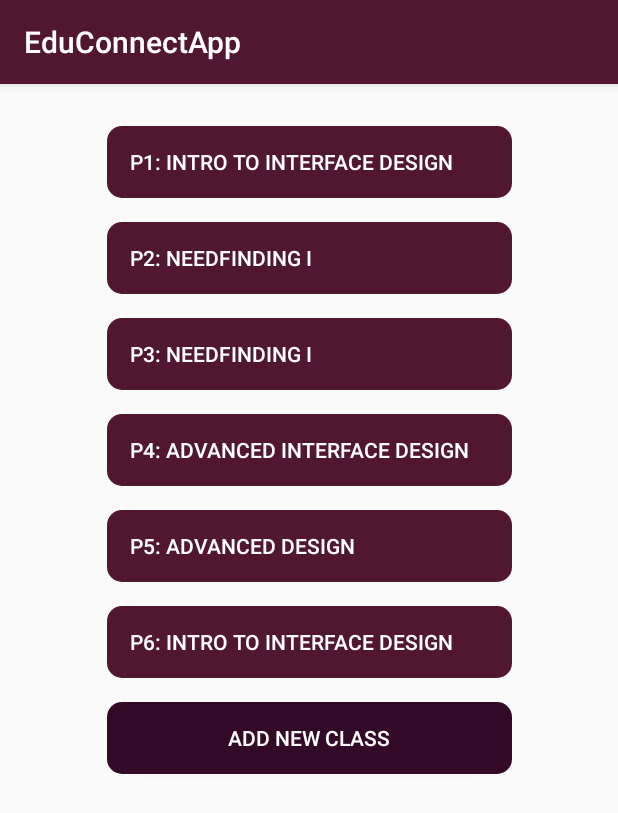
After one commit to educonnect-194h/EduConnect, an Android app: the ClassListActivity screen opened directly, with no data from a screen before it, on a phone screen of 412 x 824 dp. The commit adds this screen. Shown: the top 813 px of the screen. Run offline under Robolectric (Android 15) with nearby library versions, the phone set to English and light mode, and no system bars.

Commit message:
added class list activity (for teachers)

```diff
--- a/EduConnectApp/app/build.gradle
+++ b/EduConnectApp/app/build.gradle
@@ -9,7 +9,7 @@ android {
         versionCode 1
         versionName "1.0"
         testInstrumentationRunner "android.support.test.runner.AndroidJUnitRunner"
-        vectorDrawables.useSupportLibrary= true
+        vectorDrawables.useSupportLibrary = true
     }
     buildTypes {
         release {
--- a/EduConnectApp/app/src/main/AndroidManifest.xml
+++ b/EduConnectApp/app/src/main/AndroidManifest.xml
@@ -18,6 +18,7 @@
                 <category android:name="android.intent.category.LAUNCHER" />
             </intent-filter>
         </activity>
+        <activity android:name=".ClassListActivity"></activity>
     </application>
 
 </manifest>
--- /dev/null
+++ b/EduConnectApp/app/src/main/java/edu/stanford/cs147/educonnectapp/ClassListActivity.java
@@ -0,0 +1,13 @@
+package edu.stanford.cs147.educonnectapp;
+
+import android.support.v7.app.AppCompatActivity;
+import android.os.Bundle;
+
+public class ClassListActivity extends AppCompatActivity {
+
+    @Override
+    protected void onCreate(Bundle savedInstanceState) {
+        super.onCreate(savedInstanceState);
+        setContentView(R.layout.activity_class_list);
+    }
+}
--- /dev/null
+++ b/EduConnectApp/app/src/main/res/drawable/layer_list_dark.xml
@@ -0,0 +1,13 @@
+<?xml version="1.0" encoding="utf-8"?>
+<selector xmlns:android="http://schemas.android.com/apk/res/android">
+    <!-- Style for "rectangle" -->
+    <!-- Add this snippet to layer-list xml in drawable. -->
+    <!-- Style for "rectangle" -->
+    <!-- Add this snippet to layer-list xml in drawable. -->
+    <item android:width="295dp" android:height="47dp">
+        <shape android:shape="rectangle">
+            <corners android:radius="10dp" />
+            <solid android:color="#320A28" />
+        </shape>
+    </item>
+</selector>
--- /dev/null
+++ b/EduConnectApp/app/src/main/res/drawable/layer_list_gray.xml
@@ -0,0 +1,13 @@
+<?xml version="1.0" encoding="utf-8"?>
+<selector xmlns:android="http://schemas.android.com/apk/res/android">
+    <!-- Style for "rectangle" -->
+    <!-- Add this snippet to layer-list xml in drawable. -->
+    <!-- Style for "rectangle" -->
+    <!-- Add this snippet to layer-list xml in drawable. -->
+    <item android:width="295dp" android:height="47dp">
+        <shape android:shape="rectangle">
+            <corners android:radius="10dp" />
+            <solid android:color="#D8D8D8" />
+        </shape>
+    </item>
+</selector>
--- /dev/null
+++ b/EduConnectApp/app/src/main/res/layout/activity_class_list.xml
@@ -0,0 +1,133 @@
+<?xml version="1.0" encoding="utf-8"?>
+<android.support.constraint.ConstraintLayout xmlns:android="http://schemas.android.com/apk/res/android"
+    xmlns:app="http://schemas.android.com/apk/res-auto"
+    xmlns:tools="http://schemas.android.com/tools"
+    android:layout_width="match_parent"
+    android:layout_height="match_parent"
+    tools:context=".ClassListActivity">
+
+    <Button
+        android:id="@+id/periodSeven"
+        style="@style/get_connected"
+        android:layout_width="270dp"
+        android:layout_height="wrap_content"
+        android:layout_marginStart="8dp"
+        android:layout_marginTop="16dp"
+        android:layout_marginEnd="8dp"
+        android:layout_marginBottom="8dp"
+        android:background="@drawable/layer_list_dark"
+        android:text="Add New Class"
+        app:layout_constraintBottom_toTopOf="@+id/navigation"
+        app:layout_constraintEnd_toEndOf="parent"
+        app:layout_constraintStart_toStartOf="parent"
+        app:layout_constraintTop_toBottomOf="@+id/periodSix" />
+
+    <Button
+        android:id="@+id/periodSix"
+        style="@style/get_connected"
+        android:layout_width="270dp"
+        android:layout_height="wrap_content"
+        android:layout_marginStart="8dp"
+        android:layout_marginTop="16dp"
+        android:layout_marginEnd="8dp"
+        android:layout_marginBottom="8dp"
+        android:background="@drawable/layer_list_light"
+        android:paddingLeft="15dp"
+        android:text="P6: Intro to Interface Design"
+        android:textAlignment="viewStart"
+        app:layout_constraintBottom_toTopOf="@+id/navigation"
+        app:layout_constraintEnd_toEndOf="parent"
+        app:layout_constraintStart_toStartOf="parent"
+        app:layout_constraintTop_toBottomOf="@+id/periodFive" />
+
+    <Button
+        android:id="@+id/periodFive"
+        style="@style/get_connected"
+        android:layout_width="270dp"
+        android:layout_height="wrap_content"
+        android:layout_marginStart="8dp"
+        android:layout_marginTop="16dp"
+        android:layout_marginEnd="8dp"
+        android:layout_marginBottom="8dp"
+        android:background="@drawable/layer_list_light"
+        android:paddingLeft="15dp"
+        android:text="P5: Advanced Design"
+        android:textAlignment="viewStart"
+        app:layout_constraintBottom_toTopOf="@+id/navigation"
+        app:layout_constraintEnd_toEndOf="parent"
+        app:layout_constraintStart_toStartOf="parent"
+        app:layout_constraintTop_toBottomOf="@+id/periodFour" />
+
+    <Button
+        android:id="@+id/periodFour"
+        style="@style/get_connected"
+        android:layout_width="270dp"
+        android:layout_height="wrap_content"
+        android:layout_marginStart="8dp"
+        android:layout_marginTop="16dp"
+        android:layout_marginEnd="8dp"
+        android:layout_marginBottom="8dp"
+        android:textAlignment="viewStart"
+        android:paddingLeft="15dp"
+        android:background="@drawable/layer_list_light"
+        android:text="P4: Advanced Interface Design"
+        app:layout_constraintBottom_toTopOf="@+id/navigation"
+        app:layout_constraintEnd_toEndOf="parent"
+        app:layout_constraintStart_toStartOf="parent"
+        app:layout_constraintTop_toBottomOf="@+id/periodThree" />
+
+    <Button
+        android:id="@+id/periodThree"
+        style="@style/get_connected"
+        android:layout_width="270dp"
+        android:layout_height="wrap_content"
+        android:layout_marginStart="8dp"
+        android:layout_marginTop="16dp"
+        android:layout_marginEnd="8dp"
+        android:layout_marginBottom="8dp"
+        android:textAlignment="viewStart"
+        android:paddingLeft="15dp"
+        android:background="@drawable/layer_list_light"
+        android:text="P3: Needfinding I"
+        app:layout_constraintBottom_toTopOf="@+id/navigation"
+        app:layout_constraintEnd_toEndOf="parent"
+        app:layout_constraintStart_toStartOf="parent"
+        app:layout_constraintTop_toBottomOf="@+id/periodTwo" />
+
+    <Button
+        android:id="@+id/periodTwo"
+        style="@style/get_connected"
+        android:layout_width="270dp"
+        android:layout_height="wrap_content"
+        android:layout_marginStart="8dp"
+        android:layout_marginTop="16dp"
+        android:layout_marginEnd="8dp"
+        android:layout_marginBottom="8dp"
+        android:textAlignment="viewStart"
+        android:paddingLeft="15dp"
+        android:background="@drawable/layer_list_light"
+        android:text="P2: Needfinding I"
+        app:layout_constraintBottom_toTopOf="@+id/navigation"
+        app:layout_constraintEnd_toEndOf="parent"
+        app:layout_constraintStart_toStartOf="parent"
+        app:layout_constraintTop_toBottomOf="@+id/periodOne" />
+
+    <Button
+        android:id="@+id/periodOne"
+        style="@style/get_connected"
+        android:layout_width="270dp"
+        android:layout_height="wrap_content"
+        android:layout_marginStart="8dp"
+        android:layout_marginTop="28dp"
+        android:layout_marginEnd="8dp"
+        android:layout_marginBottom="8dp"
+        android:background="@drawable/layer_list_light"
+        android:paddingLeft="15dp"
+        android:text="P1: Intro to Interface Design"
+        android:textAlignment="viewStart"
+        app:layout_constraintBottom_toTopOf="@+id/navigation"
+        app:layout_constraintEnd_toEndOf="parent"
+        app:layout_constraintStart_toStartOf="parent"
+        app:layout_constraintTop_toTopOf="parent"
+        app:layout_constraintVertical_bias="0.687" />
+</android.support.constraint.ConstraintLayout>
--- a/EduConnectApp/app/src/main/res/layout/activity_login.xml
+++ b/EduConnectApp/app/src/main/res/layout/activity_login.xml
@@ -46,7 +46,7 @@
         app:layout_constraintStart_toStartOf="parent"
         app:layout_constraintTop_toTopOf="parent"
         app:layout_constraintVertical_bias="0.687"
-        android:background="@drawable/layer_list"
+        android:background="@drawable/layer_list_light"
         style="@style/get_connected"/>
 
     <Button
@@ -63,7 +63,7 @@
         app:layout_constraintStart_toStartOf="parent"
         app:layout_constraintTop_toTopOf="parent"
         app:layout_constraintVertical_bias="0.843"
-        android:background="@drawable/layer_list"
+        android:background="@drawable/layer_list_light"
         style="@style/get_connected"/>
 
 </android.support.constraint.ConstraintLayout>
--- a/EduConnectApp/build.gradle
+++ b/EduConnectApp/build.gradle
@@ -7,7 +7,7 @@ buildscript {
         jcenter()
     }
     dependencies {
-        classpath 'com.android.tools.build:gradle:3.0.1'
+        classpath 'com.android.tools.build:gradle:3.2.1'
 
 
         // NOTE: Do not place your application dependencies here; they belong
```
Also changed, not shown: EduConnectApp/app/src/main/res/drawable/layer_list_light.xml (renamed from EduConnectApp/app/src/main/res/drawable/layer_list.xml), EduConnectApp/app/src/main/res/values/styles.xml (line endings or trailing spaces), EduConnectApp/gradle/wrapper/gradle-wrapper.properties.
